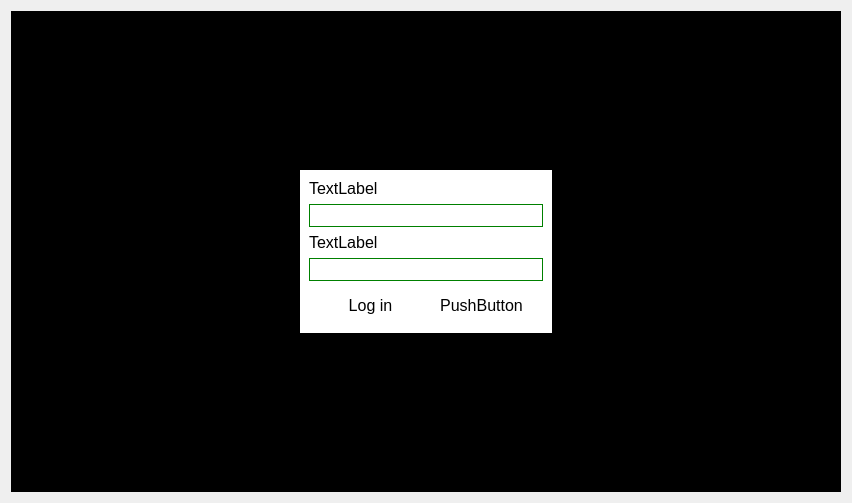
Old version of the form login.ui in the repository madamis/zomba_module_resurrected.
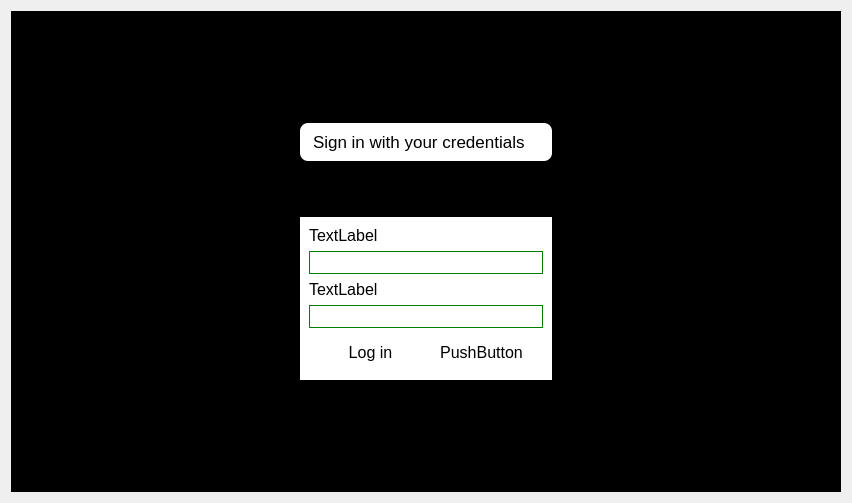
New version of the form.

Commit message: this is working properly added string format inserting data search functionality and selected item details

```diff
--- a/login.ui
+++ b/login.ui
@@ -49,6 +49,30 @@
            </property>
           </spacer>
          </item>
+         <item>
+          <widget class="QWidget" name="widget_6" native="true">
+           <property name="styleSheet">
+            <string notr="true">background:#ffffff;
+margin-bottom:50px;
+border:none;
+border-radius:8px;</string>
+           </property>
+           <layout class="QVBoxLayout" name="verticalLayout_3">
+            <item>
+             <widget class="QLabel" name="label_3">
+              <property name="font">
+               <font>
+                <pointsize>13</pointsize>
+               </font>
+              </property>
+              <property name="text">
+               <string>Sign in with your credentials</string>
+              </property>
+             </widget>
+            </item>
+           </layout>
+          </widget>
+         </item>
          <item>
           <widget class="QWidget" name="widget_2" native="true">
            <property name="styleSheet">
```
